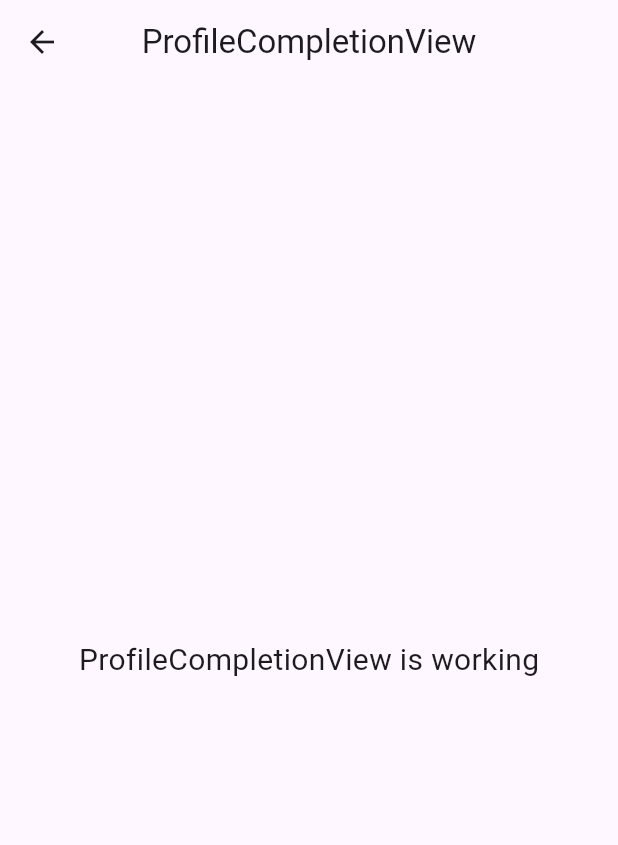
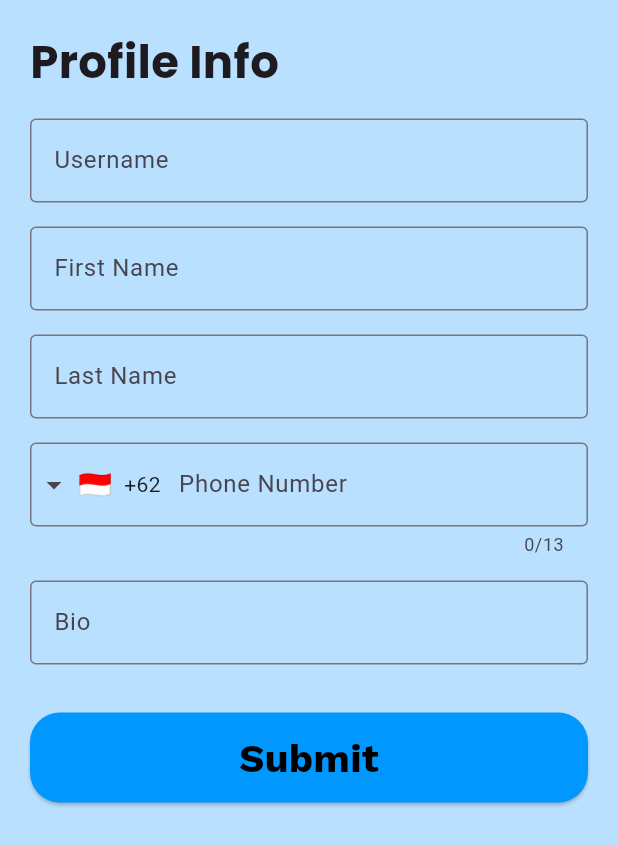
Before and after one commit to Fikrikhairul12/demand_app, a Flutter app: the ProfileCompletionView screen opened by its route, on a phone screen of 412 x 824 dp. Shown: the top 845 px of the screen. Run offline on Flutter 3.47's test engine with Material 3 defaults, Android fonts, the phone set to English and light mode, and no system bars; drawn by our look-alikes of intl_phone_field; our stand-ins replace cloud_firestore, firebase_auth, firebase_core, get, google_fonts; accounts and stored records are empty; network calls fail.

Commit message:
step 2 - update login & register fix

```diff
--- a/demand/lib/app/modules/home/views/home_view.dart
+++ b/demand/lib/app/modules/home/views/home_view.dart
@@ -8,6 +8,7 @@ class HomeView extends GetView<HomeController> {
   @override
   Widget build(BuildContext context) {
     return Scaffold(
+      backgroundColor: const Color.fromARGB(255, 185, 224, 255),
       appBar: AppBar(
         title: const Text('HomeView'),
         centerTitle: true,
--- /dev/null
+++ b/demand/lib/app/modules/main_navigation/controllers/main_navigation_controller.dart
@@ -0,0 +1,5 @@
+import 'package:get/get.dart';
+
+class MainNavigationController extends GetxController {
+  var currentIndex = 0.obs;
+}
--- a/demand/lib/app/modules/profile_completion/controllers/profile_completion_controller.dart
+++ b/demand/lib/app/modules/profile_completion/controllers/profile_completion_controller.dart
@@ -1,23 +1,47 @@
+import 'package:cloud_firestore/cloud_firestore.dart';
+import 'package:firebase_auth/firebase_auth.dart';
+import 'package:flutter/material.dart';
 import 'package:get/get.dart';
 
 class ProfileCompletionController extends GetxController {
-  //TODO: Implement ProfileCompletionController
+  final usernameController = TextEditingController();
+  final firstNameController = TextEditingController();
+  final lastNameController = TextEditingController();
+  final phoneController = TextEditingController();
+  final bioController = TextEditingController();
 
-  final count = 0.obs;
-  @override
-  void onInit() {
-    super.onInit();
+  final FirebaseAuth _auth = FirebaseAuth.instance;
+  final FirebaseFirestore _firestore = FirebaseFirestore.instance;
+
+  Future<void> submitProfile() async {
+    try {
+      final currentUser = _auth.currentUser;
+
+      if (currentUser == null) throw Exception("No user is logged in");
+
+      final name =
+          "${firstNameController.text.trim()} ${lastNameController.text.trim()}";
+
+      final data = {
+        "username": usernameController.text.trim(),
+        "name": name,
+        "email": currentUser.email,
+        "phone": phoneController.text.trim(),
+        "bio": bioController.text.trim(),
+        "profilePicture":
+            "https://example.com/default_profile_picture.png",
+        "role": "user",
+        "license": false,
+      };
+
+      await _firestore.collection("users").doc(currentUser.uid).set(data);
+      Get.snackbar("Success", "Profile updated successfully!",
+          backgroundColor: Colors.green, colorText: Colors.white);
+
+      Get.offAllNamed("/login");
+    } catch (e) {
+      Get.snackbar("Error", e.toString(),
+          backgroundColor: Colors.red, colorText: Colors.white);
+    }
   }
-
-  @override
-  void onReady() {
-    super.onReady();
-  }
-
-  @override
-  void onClose() {
-    super.onClose();
-  }
-
-  void increment() => count.value++;
 }
--- a/demand/lib/app/modules/profile_completion/views/profile_completion_view.dart
+++ b/demand/lib/app/modules/profile_completion/views/profile_completion_view.dart
@@ -1,22 +1,88 @@
+import 'package:demand/app/widgets/profile_completion_widget.dart';
+import 'package:google_fonts/google_fonts.dart';
+import 'package:intl_phone_field/intl_phone_field.dart';
 import 'package:flutter/material.dart';
-
 import 'package:get/get.dart';
-
 import '../controllers/profile_completion_controller.dart';
 
 class ProfileCompletionView extends GetView<ProfileCompletionController> {
   const ProfileCompletionView({super.key});
+
   @override
   Widget build(BuildContext context) {
     return Scaffold(
-      appBar: AppBar(
-        title: const Text('ProfileCompletionView'),
-        centerTitle: true,
-      ),
-      body: const Center(
-        child: Text(
-          'ProfileCompletionView is working',
-          style: TextStyle(fontSize: 20),
+      backgroundColor: const Color.fromARGB(255, 185, 224, 255),
+      body: SafeArea(
+        child: Padding(
+          padding: const EdgeInsets.all(20),
+          child: ListView(
+            children: [
+              Text(
+                "Profile Info",
+                style: GoogleFonts.poppins(
+                  fontSize: 30,
+                  fontWeight: FontWeight.bold,
+                ),
+              ),
+              const SizedBox(height: 16),
+              CustomFormField(
+                hintText: "Enter your username",
+                labelText: "Username",
+                controller: controller.usernameController,
+              ),
+              const SizedBox(height: 16),
+              CustomFormField(
+                hintText: "Enter your first name",
+                labelText: "First Name",
+                controller: controller.firstNameController,
+              ),
+              const SizedBox(height: 16),
+              CustomFormField(
+                hintText: "Enter your last name",
+                labelText: "Last Name",
+                controller: controller.lastNameController,
+              ),
+              const SizedBox(height: 16),
+              IntlPhoneField(
+                decoration: const InputDecoration(
+                  labelText: 'Phone Number',
+                  border: OutlineInputBorder(),
+                ),
+                initialCountryCode: 'ID',
+                onChanged: (phone) {
+                  controller.phoneController.text = phone.completeNumber;
+                },
+              ),
+              const SizedBox(height: 16),
+              CustomFormField(
+                hintText: "Tell us about yourself",
+                labelText: "Bio",
+                controller: controller.bioController,
+              ),
+              const SizedBox(height: 32),
+              SizedBox(
+                width: 293,
+                height: 60,
+                child: ElevatedButton(
+                  style: ElevatedButton.styleFrom(
+                    shape: RoundedRectangleBorder(
+                      borderRadius: BorderRadius.circular(20),
+                    ),
+                    backgroundColor: const Color(0xff0098ff),
+                  ),
+                  onPressed: controller.submitProfile,
+                  child: Text(
+                    "Submit",
+                    style: GoogleFonts.workSans(
+                      fontSize: 26,
+                      fontWeight: FontWeight.bold,
+                      color: Colors.black,
+                    ),
+                  ),
+                ),
+              ),
+            ],
+          ),
         ),
       ),
     );
--- a/demand/lib/app/modules/register/controllers/register_controller.dart
+++ b/demand/lib/app/modules/register/controllers/register_controller.dart
@@ -90,7 +90,7 @@ class RegisterController extends GetxController {
             textConfirm: "OK",
             onConfirm: () {
               Get.back(); // Tutup dialog
-              Get.offAllNamed('/home'); // Arahkan ke halaman home
+              Get.offAllNamed('/profile-completion'); // Arahkan ke halaman isi data diri
             },
           );
         }
--- a/demand/lib/app/modules/register/views/register_view.dart
+++ b/demand/lib/app/modules/register/views/register_view.dart
@@ -98,7 +98,8 @@ class RegisterView extends GetView<RegisterController> {
                       fontWeight: FontWeight.bold,
                       color: Colors.black,
                     ),
-                    )),
+                  ),
+                ),
               ),
               SizedBox(height: 30),
               Row(
--- a/demand/lib/app/routes/app_routes.dart
+++ b/demand/lib/app/routes/app_routes.dart
@@ -17,6 +17,7 @@ abstract class Routes {
   static const PAYMENT = _Paths.PAYMENT;
   static const ADMIN_DASHBOARD = _Paths.ADMIN_DASHBOARD;
   static const LICENSE_APPLICATION = _Paths.LICENSE_APPLICATION;
+  static const MAIN_NAVIGATION = _Paths.MAIN_NAVIGATION;
 }
 
 abstract class _Paths {
@@ -35,4 +36,5 @@ abstract class _Paths {
   static const PAYMENT = '/payment';
   static const ADMIN_DASHBOARD = '/admin-dashboard';
   static const LICENSE_APPLICATION = '/license-application';
+  static const MAIN_NAVIGATION = '/main-navigation';
 }
--- /dev/null
+++ b/demand/lib/app/widgets/profile_completion_widget.dart
@@ -0,0 +1,35 @@
+import 'package:flutter/material.dart';
+
+class CustomFormField extends StatelessWidget {
+  final String hintText;
+  final String labelText;
+  final TextEditingController controller;
+  final TextInputType keyboardType;
+  final FormFieldValidator<String>? validator;
+  final bool isReadOnly;
+
+  const CustomFormField({
+    Key? key,
+    required this.hintText,
+    required this.labelText,
+    required this.controller,
+    this.keyboardType = TextInputType.text,
+    this.validator,
+    this.isReadOnly = false,
+  }) : super(key: key);
+
+  @override
+  Widget build(BuildContext context) {
+    return TextFormField(
+      controller: controller,
+      keyboardType: keyboardType,
+      readOnly: isReadOnly,
+      decoration: InputDecoration(
+        hintText: hintText,
+        labelText: labelText,
+        border: OutlineInputBorder(),
+      ),
+      validator: validator,
+    );
+  }
+}
--- a/demand/pubspec.yaml
+++ b/demand/pubspec.yaml
@@ -43,6 +43,7 @@ dependencies:
   firebase_messaging: ^15.1.5
   firebase_analytics: ^11.3.5
   google_fonts: ^6.2.1
+  intl_phone_field: ^3.2.0
 
 dev_dependencies:
   flutter_test:
```
Also changed, not shown: demand/lib/app/modules/login/views/login_view.dart (+17 -5 lines), demand/lib/app/modules/main_navigation/bindings/main_navigation_binding.dart (added, +12 -0 lines), demand/lib/app/modules/main_navigation/views/main_navigation_view.dart (added, +57 -0 lines), demand/lib/app/modules/splashscreen/controllers/splashscreen_controller.dart (+17 -1 lines), demand/lib/app/routes/app_pages.dart (+8 -1 lines), demand/pubspec.lock, 7 other files. Lines whose indentation alone changed are shown as unchanged.
